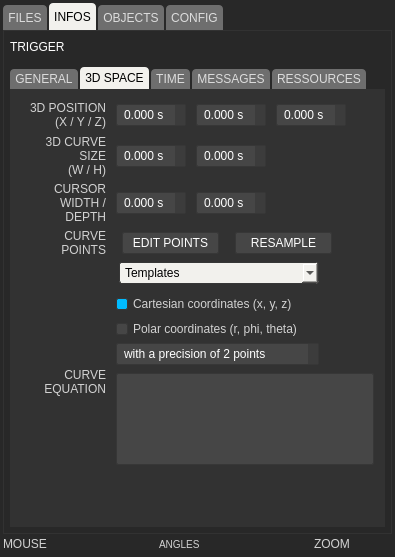
buzzinglight/IanniX, file gui/uiinspector.ui: the form before one commit.
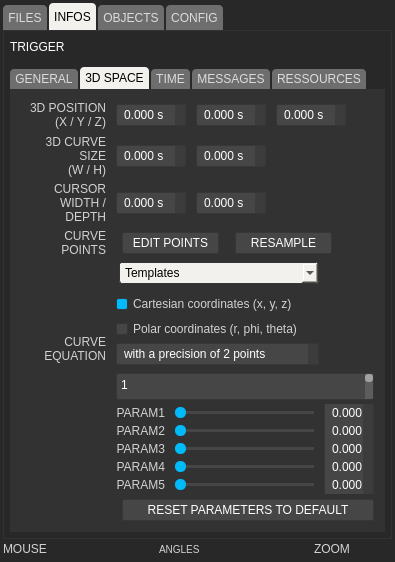
The form after the commit. The open tabs and pages were chosen to show the change. Icons and pictures are not drawn. Custom widgets are drawn as their Qt base class.

```diff
--- a/gui/uiinspector.ui
+++ b/gui/uiinspector.ui
@@ -7,7 +7,7 @@
     <x>0</x>
     <y>0</y>
     <width>395</width>
-    <height>557</height>
+    <height>562</height>
    </rect>
   </property>
   <property name="windowTitle">
@@ -1686,66 +1686,51 @@
                 <property name="verticalSpacing">
                  <number>0</number>
                 </property>
-                <item row="2" column="2">
-                 <spacer name="horizontalSpacer_24">
+                <property name="bottomMargin">
+                 <number>0</number>
+                </property>
+                <item row="0" column="1" colspan="2">
+                 <widget class="QComboBox" name="equationTemplate">
+                  <property name="minimumSize">
+                   <size>
+                    <width>203</width>
+                    <height>22</height>
+                   </size>
+                  </property>
+                  <property name="maximumSize">
+                   <size>
+                    <width>203</width>
+                    <height>16777215</height>
+                   </size>
+                  </property>
+                  <property name="styleSheet">
+                   <string notr="true">QComboBox QAbstractItemView {
+	min-height: 100px;
+}</string>
+                  </property>
+                  <item>
+                   <property name="text">
+                    <string>Templates</string>
+                   </property>
+                  </item>
+                 </widget>
+                </item>
+                <item row="1" column="1">
+                 <spacer name="verticalSpacer_9">
                   <property name="orientation">
-                   <enum>Qt::Horizontal</enum>
+                   <enum>Qt::Vertical</enum>
+                  </property>
+                  <property name="sizeType">
+                   <enum>QSizePolicy::Fixed</enum>
                   </property>
                   <property name="sizeHint" stdset="0">
                    <size>
-                    <width>40</width>
-                    <height>20</height>
+                    <width>20</width>
+                    <height>10</height>
                    </size>
                   </property>
                  </spacer>
                 </item>
-                <item row="6" column="1" colspan="2">
-                 <widget class="QPlainTextEdit" name="equationEdit">
-                  <property name="maximumSize">
-                   <size>
-                    <width>16777215</width>
-                    <height>100</height>
-                   </size>
-                  </property>
-                  <property name="toolTip">
-                   <string>Changes the 3D mathematical equation of the curve</string>
-                  </property>
-                  <property name="plainText">
-                   <string/>
-                  </property>
-                 </widget>
-                </item>
-                <item row="4" column="1">
-                 <widget class="QSpinBox" name="equationPoints">
-                  <property name="minimumSize">
-                   <size>
-                    <width>203</width>
-                    <height>30</height>
-                   </size>
-                  </property>
-                  <property name="maximumSize">
-                   <size>
-                    <width>203</width>
-                    <height>16777215</height>
-                   </size>
-                  </property>
-                  <property name="toolTip">
-                   <string>Defines the number of points used to calculate the 3D mathematical equation</string>
-                  </property>
-                  <property name="suffix">
-                   <string> points</string>
-                  </property>
-                  <property name="prefix">
-                   <string>with a precision of </string>
-                  </property>
-                  <property name="minimum">
-                   <number>2</number>
-                  </property>
-                  <property name="maximum">
-                   <number>9999</number>
-                  </property>
-                 </widget>
-                </item>
                 <item row="4" column="2">
                  <spacer name="horizontalSpacer_26">
                   <property name="orientation">
@@ -1759,6 +1744,19 @@
                   </property>
                  </spacer>
                 </item>
+                <item row="2" column="2">
+                 <spacer name="horizontalSpacer_24">
+                  <property name="orientation">
+                   <enum>Qt::Horizontal</enum>
+                  </property>
+                  <property name="sizeHint" stdset="0">
+                   <size>
+                    <width>40</width>
+                    <height>20</height>
+                   </size>
+                  </property>
+                 </spacer>
+                </item>
                 <item row="2" column="0" rowspan="5">
                  <widget class="QLabel" name="equationLabel">
                   <property name="minimumSize">
@@ -1785,6 +1783,33 @@
                   </property>
                  </widget>
                 </item>
+                <item row="6" column="1" colspan="2">
+                 <widget class="QPlainTextEdit" name="equationEdit">
+                  <property name="minimumSize">
+                   <size>
+                    <width>0</width>
+                    <height>30</height>
+                   </size>
+                  </property>
+                  <property name="maximumSize">
+                   <size>
+                    <width>16777215</width>
+                    <height>120</height>
+                   </size>
+                  </property>
+                  <property name="toolTip">
+                   <string>Changes the 3D mathematical equation of the curve</string>
+                  </property>
+                  <property name="plainText">
+                   <string>1
+,
+3
+,
+5
+</string>
+                  </property>
+                 </widget>
+                </item>
                 <item row="2" column="1">
                  <widget class="QWidget" name="equationType" native="true">
                   <layout class="QVBoxLayout" name="verticalLayout_8">
@@ -1814,47 +1839,480 @@
                   </layout>
                  </widget>
                 </item>
-                <item row="0" column="1" colspan="2">
-                 <widget class="QComboBox" name="equationTemplate">
+                <item row="7" column="1" colspan="2">
+                 <widget class="QFrame" name="frame">
                   <property name="minimumSize">
                    <size>
-                    <width>203</width>
-                    <height>22</height>
-                   </size>
-                  </property>
-                  <property name="maximumSize">
-                   <size>
-                    <width>203</width>
-                    <height>16777215</height>
+                    <width>0</width>
+                    <height>50</height>
                    </size>
                   </property>
                   <property name="styleSheet">
-                   <string notr="true">QComboBox QAbstractItemView {
-	min-height: 100px;
+                   <string notr="true">QFrame#frame {
+	border: 0px solid black;
+}
+QWidget {
+	padding-top: 0px;
+	padding-bottom: 0px;
+	margin-top: -2px;
+	margin-bottom: -2px;
 }</string>
                   </property>
-                  <item>
-                   <property name="text">
-                    <string>Templates</string>
+                  <property name="frameShape">
+                   <enum>QFrame::StyledPanel</enum>
+                  </property>
+                  <property name="frameShadow">
+                   <enum>QFrame::Raised</enum>
+                  </property>
+                  <layout class="QVBoxLayout" name="verticalLayout_24">
+                   <property name="spacing">
+                    <number>0</number>
                    </property>
-                  </item>
+                   <property name="margin">
+                    <number>0</number>
+                   </property>
+                   <item>
+                    <layout class="QHBoxLayout" name="horizontalLayout_8">
+                     <property name="spacing">
+                      <number>10</number>
+                     </property>
+                     <item>
+                      <widget class="QLabel" name="equationParam1Label">
+                       <property name="minimumSize">
+                        <size>
+                         <width>45</width>
+                         <height>16</height>
+                        </size>
+                       </property>
+                       <property name="maximumSize">
+                        <size>
+                         <width>54</width>
+                         <height>16777215</height>
+                        </size>
+                       </property>
+                       <property name="text">
+                        <string>PARAM1</string>
+                       </property>
+                       <property name="alignment">
+                        <set>Qt::AlignRight|Qt::AlignTrailing|Qt::AlignVCenter</set>
+                       </property>
+                       <property name="wordWrap">
+                        <bool>true</bool>
+                       </property>
+                       <property name="buddy">
+                        <cstring>positionX</cstring>
+                       </property>
+                      </widget>
+                     </item>
+                     <item>
+                      <widget class="QSlider" name="equationParam1Slider">
+                       <property name="maximum">
+                        <number>1000</number>
+                       </property>
+                       <property name="pageStep">
+                        <number>50</number>
+                       </property>
+                       <property name="orientation">
+                        <enum>Qt::Horizontal</enum>
+                       </property>
+                      </widget>
+                     </item>
+                     <item>
+                      <widget class="QDoubleSpinBox" name="equationParam1Value">
+                       <property name="minimumSize">
+                        <size>
+                         <width>50</width>
+                         <height>18</height>
+                        </size>
+                       </property>
+                       <property name="maximumSize">
+                        <size>
+                         <width>50</width>
+                         <height>16777215</height>
+                        </size>
+                       </property>
+                       <property name="toolTip">
+                        <string>Changes the absolute Y-position of object</string>
+                       </property>
+                       <property name="styleSheet">
+                        <string notr="true"/>
+                       </property>
+                       <property name="decimals">
+                        <number>3</number>
+                       </property>
+                       <property name="minimum">
+                        <double>-999999.000000000000000</double>
+                       </property>
+                       <property name="maximum">
+                        <double>999999.000000000000000</double>
+                       </property>
+                       <property name="singleStep">
+                        <double>0.100000000000000</double>
+                       </property>
+                      </widget>
+                     </item>
+                    </layout>
+                   </item>
+                   <item>
+                    <layout class="QHBoxLayout" name="horizontalLayout_29">
+                     <property name="spacing">
+                      <number>10</number>
+                     </property>
+                     <item>
+                      <widget class="QLabel" name="equationParam2Label">
+                       <property name="minimumSize">
+                        <size>
+                         <width>45</width>
+                         <height>16</height>
+                        </size>
+                       </property>
+                       <property name="maximumSize">
+                        <size>
+                         <width>54</width>
+                         <height>16777215</height>
+                        </size>
+                       </property>
+                       <property name="text">
+                        <string>PARAM2</string>
+                       </property>
+                       <property name="alignment">
+                        <set>Qt::AlignRight|Qt::AlignTrailing|Qt::AlignVCenter</set>
+                       </property>
+                       <property name="wordWrap">
+                        <bool>true</bool>
+                       </property>
+                       <property name="buddy">
+                        <cstring>positionX</cstring>
+                       </property>
+                      </widget>
+                     </item>
+                     <item>
+                      <widget class="QSlider" name="equationParam2Slider">
+                       <property name="maximum">
+                        <number>1000</number>
+                       </property>
+                       <property name="pageStep">
+                        <number>50</number>
+                       </property>
+                       <property name="orientation">
+                        <enum>Qt::Horizontal</enum>
+                       </property>
+                      </widget>
+                     </item>
+                     <item>
+                      <widget class="QDoubleSpinBox" name="equationParam2Value">
+                       <property name="minimumSize">
+                        <size>
+                         <width>50</width>
+                         <height>18</height>
+                        </size>
+                       </property>
+                       <property name="maximumSize">
+                        <size>
+                         <width>50</width>
+                         <height>16777215</height>
+                        </size>
+                       </property>
+                       <property name="toolTip">
+                        <string>Changes the absolute Y-position of object</string>
+                       </property>
+                       <property name="decimals">
+                        <number>3</number>
+                       </property>
+                       <property name="minimum">
+                        <double>-999999.000000000000000</double>
+                       </property>
+                       <property name="maximum">
+                        <double>999999.000000000000000</double>
+                       </property>
+                       <property name="singleStep">
+                        <double>0.100000000000000</double>
+                       </property>
+                      </widget>
+                     </item>
+                    </layout>
+                   </item>
+                   <item>
+                    <layout class="QHBoxLayout" name="horizontalLayout_30">
+                     <property name="spacing">
+                      <number>10</number>
+                     </property>
+                     <item>
+                      <widget class="QLabel" name="equationParam3Label">
+                       <property name="minimumSize">
+                        <size>
+                         <width>45</width>
+                         <height>16</height>
+                        </size>
+                       </property>
+                       <property name="maximumSize">
+                        <size>
+                         <width>54</width>
+                         <height>16777215</height>
+                        </size>
+                       </property>
+                       <property name="text">
+                        <string>PARAM3</string>
+                       </property>
+                       <property name="alignment">
+                        <set>Qt::AlignRight|Qt::AlignTrailing|Qt::AlignVCenter</set>
+                       </property>
+                       <property name="wordWrap">
+                        <bool>true</bool>
+                       </property>
+                       <property name="buddy">
+                        <cstring>positionX</cstring>
+                       </property>
+                      </widget>
+                     </item>
+                     <item>
+                      <widget class="QSlider" name="equationParam3Slider">
+                       <property name="maximum">
+                        <number>1000</number>
+                       </property>
+                       <property name="pageStep">
+                        <number>50</number>
+                       </property>
+                       <property name="orientation">
+                        <enum>Qt::Horizontal</enum>
+                       </property>
+                      </widget>
+                     </item>
+                     <item>
+                      <widget class="QDoubleSpinBox" name="equationParam3Value">
+                       <property name="minimumSize">
+                        <size>
+                         <width>50</width>
+                         <height>18</height>
+                        </size>
+                       </property>
+                       <property name="maximumSize">
+                        <size>
+                         <width>50</width>
+                         <height>16777215</height>
+                        </size>
+                       </property>
+                       <property name="toolTip">
+                        <string>Changes the absolute Y-position of object</string>
+                       </property>
+                       <property name="decimals">
+                        <number>3</number>
+                       </property>
+                       <property name="minimum">
+                        <double>-999999.000000000000000</double>
+                       </property>
+                       <property name="maximum">
+                        <double>999999.000000000000000</double>
+                       </property>
+                       <property name="singleStep">
+                        <double>0.100000000000000</double>
+                       </property>
+                      </widget>
+                     </item>
+                    </layout>
+                   </item>
+                   <item>
+                    <layout class="QHBoxLayout" name="horizontalLayout_36">
+                     <property name="spacing">
+                      <number>10</number>
+                     </property>
+                     <item>
+                      <widget class="QLabel" name="equationParam4Label">
+                       <property name="minimumSize">
+                        <size>
+                         <width>45</width>
+                         <height>16</height>
+                        </size>
+                       </property>
+                       <property name="maximumSize">
+                        <size>
+                         <width>54</width>
+                         <height>16777215</height>
+                        </size>
+                       </property>
+                       <property name="text">
+                        <string>PARAM4</string>
+                       </property>
+                       <property name="alignment">
+                        <set>Qt::AlignRight|Qt::AlignTrailing|Qt::AlignVCenter</set>
+                       </property>
+                       <property name="wordWrap">
+                        <bool>true</bool>
+                       </property>
+                       <property name="buddy">
+                        <cstring>positionX</cstring>
+                       </property>
+                      </widget>
+                     </item>
+                     <item>
+                      <widget class="QSlider" name="equationParam4Slider">
+                       <property name="maximum">
+                        <number>1000</number>
+                       </property>
+                       <property name="pageStep">
+                        <number>50</number>
+                       </property>
+                       <property name="orientation">
+                        <enum>Qt::Horizontal</enum>
+                       </property>
+                      </widget>
+                     </item>
+                     <item>
+                      <widget class="QDoubleSpinBox" name="equationParam4Value">
+                       <property name="minimumSize">
+                        <size>
+                         <width>50</width>
+                         <height>18</height>
+                        </size>
+                       </property>
+                       <property name="maximumSize">
+                        <size>
+                         <width>50</width>
+                         <height>16777215</height>
+                        </size>
+                       </property>
+                       <property name="toolTip">
+                        <string>Changes the absolute Y-position of object</string>
+                       </property>
+                       <property name="decimals">
+                        <number>3</number>
+                       </property>
+                       <property name="minimum">
+                        <double>-999999.000000000000000</double>
+                       </property>
+                       <property name="maximum">
+                        <double>999999.000000000000000</double>
+                       </property>
+                       <property name="singleStep">
+                        <double>0.100000000000000</double>
+                       </property>
+                      </widget>
+                     </item>
+                    </layout>
+                   </item>
+                   <item>
+                    <layout class="QHBoxLayout" name="horizontalLayout_37">
+                     <property name="spacing">
+                      <number>10</number>
+                     </property>
+                     <item>
+                      <widget class="QLabel" name="equationParam5Label">
+                       <property name="minimumSize">
+                        <size>
+                         <width>45</width>
+                         <height>16</height>
+                        </size>
+                       </property>
+                       <property name="maximumSize">
+                        <size>
+                         <width>54</width>
+                         <height>16777215</height>
+                        </size>
+                       </property>
+                       <property name="text">
+                        <string>PARAM5</string>
+                       </property>
+                       <property name="alignment">
+                        <set>Qt::AlignRight|Qt::AlignTrailing|Qt::AlignVCenter</set>
+                       </property>
+                       <property name="wordWrap">
+                        <bool>true</bool>
+                       </property>
+                       <property name="buddy">
+                        <cstring>positionX</cstring>
+                       </property>
+                      </widget>
+                     </item>
+                     <item>
+                      <widget class="QSlider" name="equationParam5Slider">
+                       <property name="maximum">
+                        <number>1000</number>
+                       </property>
+                       <property name="pageStep">
+                        <number>50</number>
+                       </property>
+                       <property name="orientation">
+                        <enum>Qt::Horizontal</enum>
+                       </property>
+                      </widget>
+                     </item>
+                     <item>
+                      <widget class="QDoubleSpinBox" name="equationParam5Value">
+                       <property name="minimumSize">
+                        <size>
+                         <width>50</width>
+                         <height>18</height>
+                        </size>
+                       </property>
+                       <property name="maximumSize">
+                        <size>
+                         <width>50</width>
+                         <height>16777215</height>
+                        </size>
+                       </property>
+                       <property name="toolTip">
+                        <string>Changes the absolute Y-position of object</string>
+                       </property>
+                       <property name="decimals">
+                        <number>3</number>
+                       </property>
+                       <property name="minimum">
+                        <double>-999999.000000000000000</double>
+                       </property>
+                       <property name="maximum">
+                        <double>999999.000000000000000</double>
+                       </property>
+                       <property name="singleStep">
+                        <double>0.100000000000000</double>
+                       </property>
+                      </widget>
+                     </item>
+                    </layout>
+                   </item>
+                   <item>
+                    <widget class="QPushButton" name="equationParamReset">
+                     <property name="styleSheet">
+                      <string notr="true">margin-top:5px;
+margin-bottom:0px;</string>
+                     </property>
+                     <property name="text">
+                      <string>RESET PARAMETERS TO DEFAULT</string>
+                     </property>
+                    </widget>
+                   </item>
+                  </layout>
                  </widget>
                 </item>
-                <item row="1" column="1">
-                 <spacer name="verticalSpacer_9">
-                  <property name="orientation">
-                   <enum>Qt::Vertical</enum>
+                <item row="4" column="1">
+                 <widget class="QSpinBox" name="equationPoints">
+                  <property name="minimumSize">
+                   <size>
+                    <width>203</width>
+                    <height>30</height>
+                   </size>
                   </property>
-                  <property name="sizeType">
-                   <enum>QSizePolicy::Fixed</enum>
-                  </property>
-                  <property name="sizeHint" stdset="0">
+                  <property name="maximumSize">
                    <size>
-                    <width>20</width>
-                    <height>10</height>
+                    <width>203</width>
+                    <height>16777215</height>
                    </size>
                   </property>
-                 </spacer>
+                  <property name="toolTip">
+                   <string>Defines the number of points used to calculate the 3D mathematical equation</string>
+                  </property>
+                  <property name="suffix">
+                   <string> points</string>
+                  </property>
+                  <property name="prefix">
+                   <string>with a precision of </string>
+                  </property>
+                  <property name="minimum">
+                   <number>2</number>
+                  </property>
+                  <property name="maximum">
+                   <number>9999</number>
+                  </property>
+                 </widget>
                 </item>
                </layout>
               </item>
```
Left out of the diff: 352 changed lines with no effect on the pictures.
